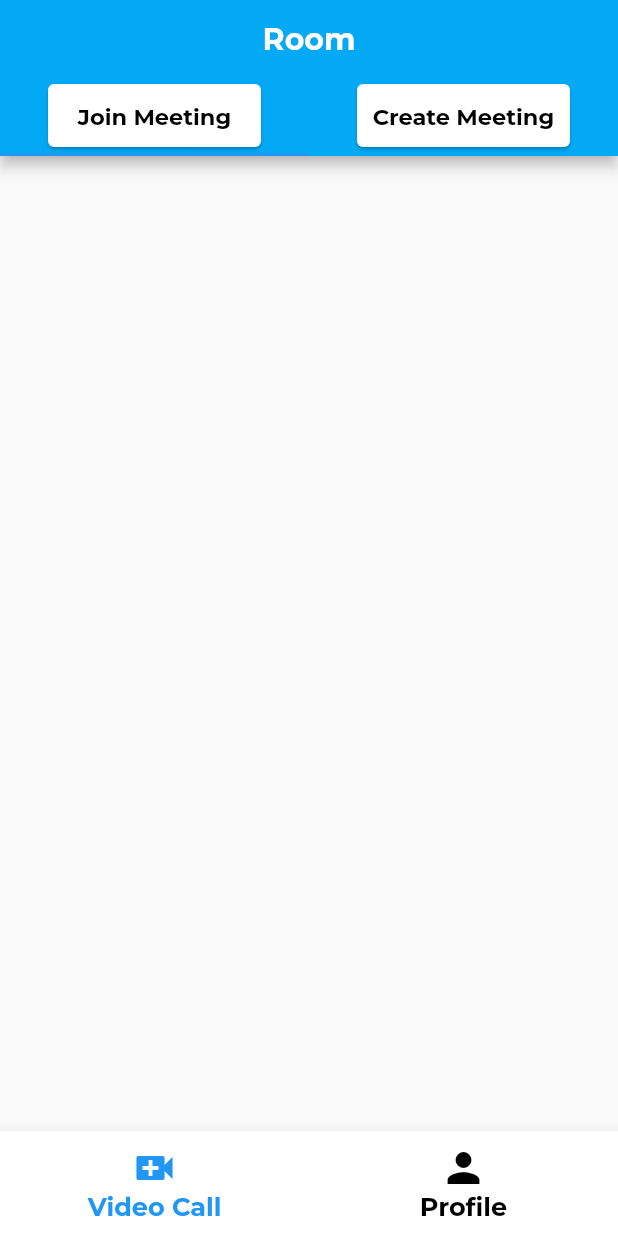
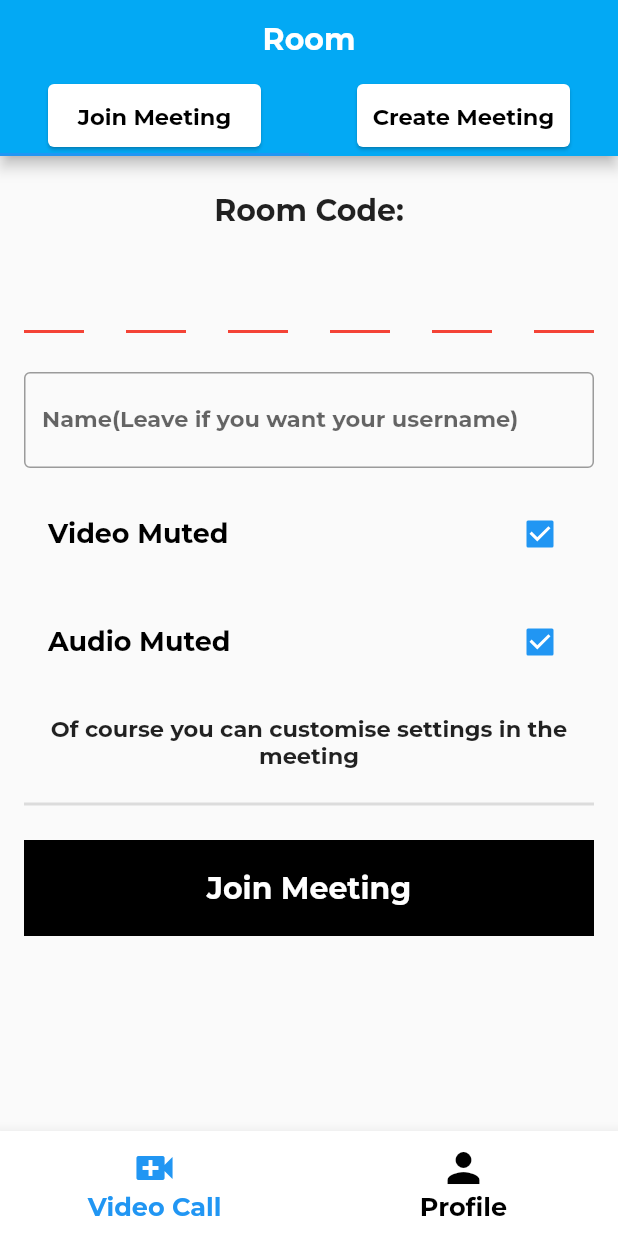
Before and after one commit to sandeepmaxpayne/flutter_zoom, a Flutter app: the screen it shows once a user with an empty profile is signed in, on a phone screen of 412 x 824 dp. Run offline on Flutter 3.47's test engine with Material 2 defaults, Android fonts, the phone set to English and light mode, and no system bars; drawn by our look-alikes of pin_code_fields; our stand-ins replace cloud_firestore, firebase_auth, firebase_core, flutter_custom_clippers, google_fonts, introduction_screen; missing offline and left inert: flutter_gradient_colors, jitsi_meet; accounts and stored records are empty.

Commit message:
join meeting implemented

```diff
--- a/lib/videoConference/joinMeeting.dart
+++ b/lib/videoConference/joinMeeting.dart
@@ -1,4 +1,13 @@
+import 'dart:io';
+
+import 'package:cloud_firestore/cloud_firestore.dart';
+import 'package:firebase_auth/firebase_auth.dart';
 import 'package:flutter/material.dart';
+import 'package:flutter_gradient_colors/flutter_gradient_colors.dart';
+import 'package:jitsi_meet/jitsi_meet.dart';
+import 'package:pin_code_fields/pin_code_fields.dart';
+
+import '../variable.dart';
 
 class JoinMeeting extends StatefulWidget {
   @override
@@ -6,8 +15,149 @@ class JoinMeeting extends StatefulWidget {
 }
 
 class _JoinMeetingState extends State<JoinMeeting> {
+  TextEditingController nameController = TextEditingController();
+  TextEditingController roomController = TextEditingController();
+  bool isAudioMuted = true;
+  bool isVideoMuted = true;
+  String userName = '';
+
+  @override
+  void initState() {
+    super.initState();
+    getUserData();
+  }
+
+  getUserData() async {
+    DocumentSnapshot userdoc =
+        await userCollection.doc(FirebaseAuth.instance.currentUser.uid).get();
+    setState(() {
+      userName = userdoc.data()['userName'];
+    });
+  }
+
+  joinMeeting() async {
+    try {
+      Map<FeatureFlagEnum, bool> featureFlags = {
+        FeatureFlagEnum.WELCOME_PAGE_ENABLED: false,
+      };
+      if (Platform.isAndroid) {
+        featureFlags[FeatureFlagEnum.CALL_INTEGRATION_ENABLED] = false;
+      } else if (Platform.isIOS) {
+        featureFlags[FeatureFlagEnum.PIP_ENABLED] = false;
+      }
+      var options = JitsiMeetingOptions(room: roomController.text)
+        ..userDisplayName =
+            nameController.text == '' ? userName : nameController.text
+        ..audioMuted = isAudioMuted
+        ..videoMuted = isVideoMuted
+        ..featureFlags.addAll(featureFlags);
+
+      await JitsiMeet.joinMeeting(options);
+    } catch (e) {
+      print("Error: $e");
+    }
+  }
+
   @override
   Widget build(BuildContext context) {
-    return Container();
+    return Scaffold(
+        body: Container(
+      padding: EdgeInsets.symmetric(horizontal: 16),
+      child: SingleChildScrollView(
+        child: Column(
+          children: [
+            SizedBox(
+              height: 24,
+            ),
+            Text(
+              'Room Code:',
+              style: myStyle(20),
+            ),
+            SizedBox(
+              height: 20,
+            ),
+            PinCodeTextField(
+              controller: roomController,
+              autoDisposeControllers: false,
+              animationType: AnimationType.fade,
+              pinTheme: PinTheme(shape: PinCodeFieldShape.underline),
+              animationDuration: Duration(milliseconds: 300),
+              length: 6,
+              onChanged: (value) {},
+              appContext: context,
+            ),
+            SizedBox(
+              height: 10,
+            ),
+            TextField(
+              style: myStyle(20),
+              controller: nameController,
+              decoration: InputDecoration(
+                  border: OutlineInputBorder(),
+                  labelText: "Name(Leave if you want your username)",
+                  labelStyle: myStyle(15)),
+            ),
+            SizedBox(
+              height: 16,
+            ),
+            CheckboxListTile(
+              value: isVideoMuted,
+              onChanged: (value) {
+                setState(() {
+                  isVideoMuted = value;
+                });
+              },
+              title: Text(
+                "Video Muted",
+                style: myStyle(18, Colors.black),
+              ),
+            ),
+            SizedBox(
+              height: 16,
+            ),
+            CheckboxListTile(
+              value: isAudioMuted,
+              onChanged: (value) {
+                setState(() {
+                  isAudioMuted = value;
+                });
+              },
+              title: Text(
+                "Audio Muted",
+                style: myStyle(18, Colors.black),
+              ),
+            ),
+            SizedBox(
+              height: 20,
+            ),
+            Text(
+              "Of course you can customise settings in the meeting",
+              style: myStyle(15),
+              textAlign: TextAlign.center,
+            ),
+            Divider(
+              height: 48,
+              thickness: 2.0,
+            ),
+            InkWell(
+              onTap: () => joinMeeting(),
+              child: Container(
+                width: double.maxFinite,
+                height: 64,
+                decoration: BoxDecoration(
+                    gradient: LinearGradient(
+                        colors: GradientColors.facebookMessenger)),
+                child: Center(
+                  child: Text(
+                    "Join Meeting",
+                    style: myStyle(20, Colors.white),
+                  ),
+                ),
+              ),
+            )
+          ],
+        ),
+      ),
+    ));
   }
 }
```
